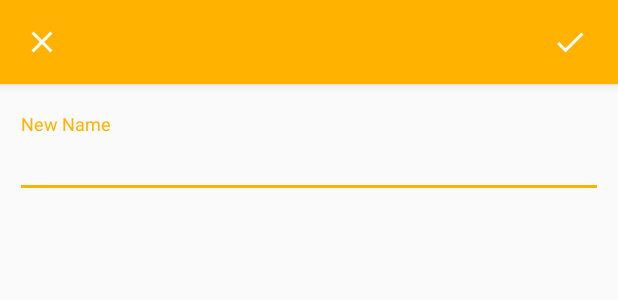
After one commit to rhys3010/taxe, an Android app: the layout activity_change_name.xml on its own in the app's theme, with its tools: preview values and no code run, on a phone screen of 412 x 824 dp. The commit adds this screen. Shown: the top 300 px of the screen. Run offline under Robolectric (Android 15) with nearby library versions, the phone set to English and light mode, and no system bars.

Commit message:
Implemented Change Name Activity

```diff
--- /dev/null
+++ b/app/src/main/res/layout/activity_change_name.xml
@@ -0,0 +1,55 @@
+<?xml version="1.0" encoding="utf-8"?>
+<android.support.constraint.ConstraintLayout xmlns:android="http://schemas.android.com/apk/res/android"
+    xmlns:app="http://schemas.android.com/apk/res-auto"
+    xmlns:tools="http://schemas.android.com/tools"
+    android:layout_width="match_parent"
+    android:layout_height="match_parent"
+    tools:context=".ui.account.ChangePasswordActivity">
+
+    <!--Toolbar -->
+    <include layout="@layout/two_button_toolbar"
+        app:layout_constraintTop_toTopOf="parent"
+        app:layout_constraintStart_toStartOf="parent"
+        app:layout_constraintEnd_toEndOf="parent"/>
+
+    <!-- Change Password Form -->
+    <ScrollView
+        android:id="@+id/change_name_form"
+        android:layout_width="match_parent"
+        android:layout_height="wrap_content"
+        android:layout_margin="@dimen/form_margin_change_password"
+        app:layout_constraintEnd_toEndOf="parent"
+        app:layout_constraintStart_toStartOf="parent"
+        app:layout_constraintTop_toBottomOf="@id/toolbar">
+
+        <LinearLayout
+            android:layout_width="match_parent"
+            android:layout_height="wrap_content"
+            android:orientation="vertical"
+            android:gravity="center_horizontal">
+
+            <!-- New Name Container -->
+            <android.support.design.widget.TextInputLayout
+                android:id="@+id/new_name_input_container"
+                android:layout_width="match_parent"
+                android:layout_height="wrap_content"
+                android:layout_gravity="center"
+                android:layout_marginTop="@dimen/form_margin_change_password">
+
+                <android.support.design.widget.TextInputEditText
+                    android:id="@+id/new_name_input"
+                    android:layout_width="match_parent"
+                    android:layout_height="wrap_content"
+                    android:hint="@string/new_name_input_hint"
+                    android:inputType="textCapWords"/>
+            </android.support.design.widget.TextInputLayout>
+
+            <View
+                android:layout_width="match_parent"
+                android:layout_height="80dp"/>
+        </LinearLayout>
+    </ScrollView>
+
+    <!-- Progress Indicator -->
+    <include layout="@layout/progress_indicator_overlay"/>
+</android.support.constraint.ConstraintLayout>
--- a/app/src/main/res/values/strings.xml
+++ b/app/src/main/res/values/strings.xml
@@ -27,11 +27,15 @@
     <string name="desired_time_selection">Select Desired Time</string>
     <string name="desired_time_format">%1$02d:%2$02d</string>
     <string name="current_password_input_hint">Current Password</string>
+    <string name="new_name_input_hint">New Name</string>
     <string name="new_password_input_hint">New Password</string>
     <string name="confirm_new_password_input_hint">Confirm New Password</string>
     <string name="author">Author: Rhys Evans</string>
     <string name="learn_more">Learn More</string>
     <string name="version_name">Version: %1$s</string>
+    <string name="name_successfully_changed">Name Successfully Changed</string>
+    <string name="logged_out_successfully">Logged Out</string>
+    <string name="booking_created_successfully">Booking Successfully Created</string>
 
     <!-- Nav Options -->
     <string name="nav_home">Home</string>
```
Also changed, not shown: app/src/main/AndroidManifest.xml (+6 -2 lines), app/src/main/java/xyz/rhysevans/taxe/ui/account/AccountOverviewFragment.java (+33 -3 lines), app/src/main/java/xyz/rhysevans/taxe/ui/account/ChangeNameActivity.java (added, +202 -0 lines), app/src/main/java/xyz/rhysevans/taxe/ui/booking/CreateBookingActivity.java (+9 -0 lines).
